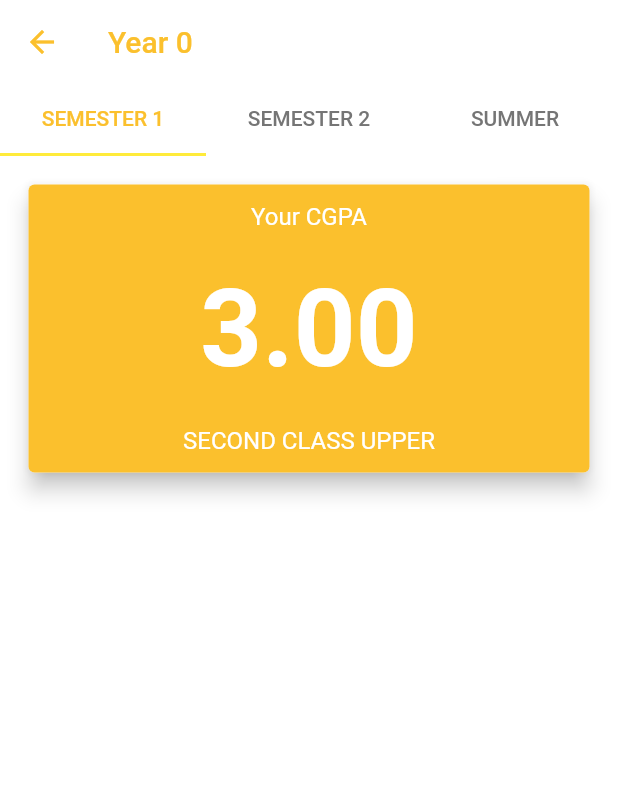
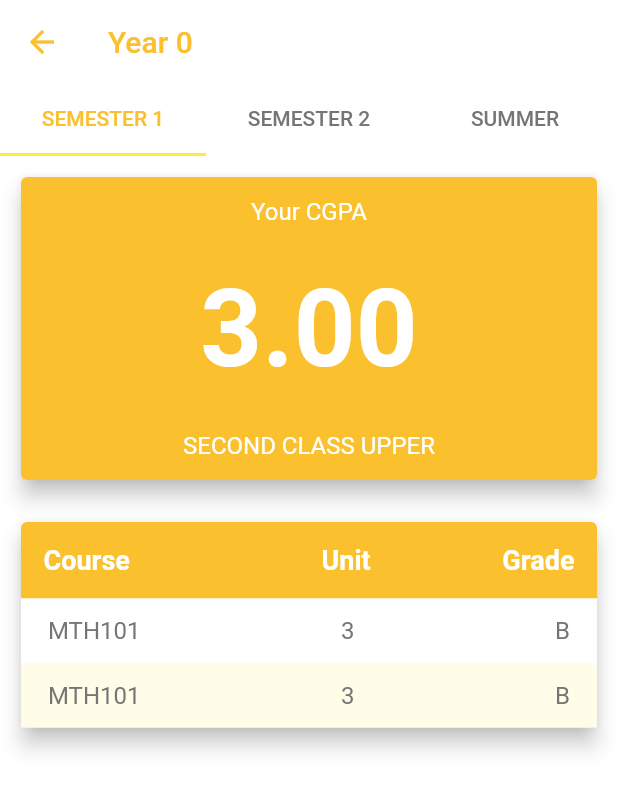
Before and after one commit to ANU-TEAM/anu-cgpa-moible-ui, a Flutter app: the YearDetailScreen screen opened directly with empty values, on a phone screen of 412 x 824 dp. Shown: the top 790 px of the screen. Run offline on Flutter 3.47's test engine with Material 2 defaults, Android fonts, the light colour scheme and no system bars; our stand-ins replace flutter_slidable, flutter_svg.

Commit message:
create card course list

```diff
--- /dev/null
+++ b/lib/components/SemesterCourseList.dart
@@ -0,0 +1,124 @@
+import 'package:flutter/material.dart';
+
+class SemesterCourseList extends StatelessWidget {
+  @override
+  Widget build(BuildContext context) {
+    return Card(
+      elevation: 6.0,
+      child: Column(
+        children: [
+          // Course List Heading
+          Container(
+            decoration: BoxDecoration(
+              color: Colors.yellow[700],
+              borderRadius: BorderRadius.vertical(
+                top: Radius.circular(4),
+              ),
+            ),
+            child: Padding(
+              padding: const EdgeInsets.all(15.0),
+              child: Row(
+                mainAxisAlignment: MainAxisAlignment.spaceBetween,
+                children: [
+                  Text(
+                    "Course",
+                    style: TextStyle(
+                      color: Colors.white,
+                      fontSize: 18,
+                      fontWeight: FontWeight.w600,
+                    ),
+                  ),
+                  Padding(
+                    padding: const EdgeInsets.only(left: 40.0),
+                    child: Text(
+                      "Unit",
+                      style: TextStyle(
+                        color: Colors.white,
+                        fontSize: 18,
+                        fontWeight: FontWeight.w600,
+                      ),
+                    ),
+                  ),
+                  Text(
+                    "Grade",
+                    style: TextStyle(
+                      color: Colors.white,
+                      fontSize: 18,
+                      fontWeight: FontWeight.w600,
+                    ),
+                  ),
+                ],
+              ),
+            ),
+          ),
+          Container(
+            color: Colors.white,
+            child: Padding(
+              padding:
+                  const EdgeInsets.symmetric(vertical: 12.0, horizontal: 18.0),
+              child: Row(
+                mainAxisAlignment: MainAxisAlignment.spaceBetween,
+                children: [
+                  Text(
+                    "MTH101",
+                    style: TextStyle(
+                      color: Colors.grey[600],
+                      fontSize: 16,
+                    ),
+                  ),
+                  Text(
+                    "3",
+                    style: TextStyle(
+                      color: Colors.grey[600],
+                      fontSize: 16,
+                    ),
+                  ),
+                  Text(
+                    "B",
+                    style: TextStyle(
+                      color: Colors.grey[600],
+                      fontSize: 16,
+                    ),
+                  ),
+                ],
+              ),
+            ),
+          ),
+          Container(
+            color: Colors.yellow[50],
+            child: Padding(
+              padding:
+                  const EdgeInsets.symmetric(vertical: 12.0, horizontal: 18.0),
+              child: Row(
+                mainAxisAlignment: MainAxisAlignment.spaceBetween,
+                children: [
+                  Text(
+                    "MTH101",
+                    style: TextStyle(
+                      color: Colors.grey[600],
+                      fontSize: 16,
+                    ),
+                  ),
+                  Text(
+                    "3",
+                    style: TextStyle(
+                      color: Colors.grey[600],
+                      fontSize: 16,
+                    ),
+                  ),
+                  Text(
+                    "B",
+                    style: TextStyle(
+                      color: Colors.grey[600],
+                      fontSize: 16,
+                    ),
+                  ),
+                ],
+              ),
+            ),
+          ),
+        ],
+      ),
+    );
+  }
+}
--- a/lib/screens/YearDetailScreen.dart
+++ b/lib/screens/YearDetailScreen.dart
@@ -1,4 +1,5 @@
 import 'package:anucgpa/components/SemesterCgpaCard.dart';
+import 'package:anucgpa/components/SemesterCourseList.dart';
 import 'package:anucgpa/components/YearCard.dart';
 import 'package:anucgpa/models/SemesterModel.dart';
 import 'package:flutter/material.dart';
@@ -62,11 +63,16 @@ class YearDetailScreen extends StatelessWidget {
                     child: ListView(
                       children: [
                         Container(
-                          padding: EdgeInsets.all(15),
+                          padding: EdgeInsets.all(10),
                           height: 230,
                           child: SemesterCgpaCard(
                             semestercgpa: semesters[0].grade,
                           ),
+                        ),
+                        Container(
+                          padding: EdgeInsets.all(10),
+                          // Course List
+                          child: SemesterCourseList(),
                         ),
                       ],
                     ),
@@ -75,11 +81,16 @@ class YearDetailScreen extends StatelessWidget {
                     child: ListView(
                       children: [
                         Container(
-                          padding: EdgeInsets.all(15),
+                          padding: EdgeInsets.all(10),
                           height: 230,
                           child: SemesterCgpaCard(
                             semestercgpa: semesters[1].grade,
                           ),
+                        ),
+                        Container(
+                          padding: EdgeInsets.all(10),
+                          // Course List
+                          child: SemesterCourseList(),
                         ),
                       ],
                     ),
@@ -88,11 +99,16 @@ class YearDetailScreen extends StatelessWidget {
                     child: ListView(
                       children: [
                         Container(
-                          padding: EdgeInsets.all(15),
+                          padding: EdgeInsets.all(10),
                           height: 230,
                           child: SemesterCgpaCard(
                             semestercgpa: semesters[2].grade,
                           ),
+                        ),
+                        Container(
+                          padding: EdgeInsets.all(10),
+                          // Course List
+                          child: SemesterCourseList(),
                         ),
                       ],
                     ),
--- a/lib/screens/YearsScreen.dart
+++ b/lib/screens/YearsScreen.dart
@@ -222,6 +222,7 @@ class YearsScreen extends StatelessWidget {
             ),
           ),
           floatingActionButton: FloatingActionButton(
+            backgroundColor: Colors.yellow[600],
             onPressed: () {
               yearsList.add(YearCard(
                   yearNumber: yearsList.years.length + 1, yearCgpa: 0));
```
